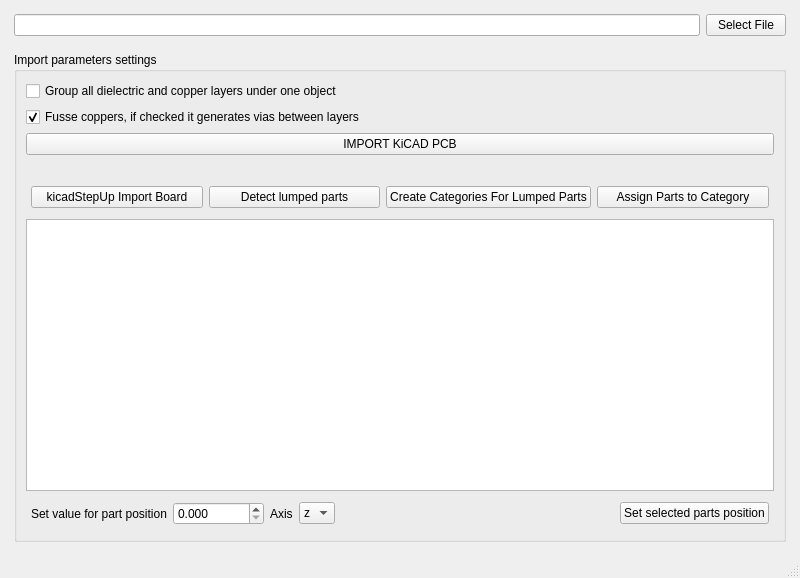
Above: ui/dialog_KiCAD_Importer.ui from LubomirJagos42/FreeCAD-OpenEMS-Export before the change. Below: the same form after it.
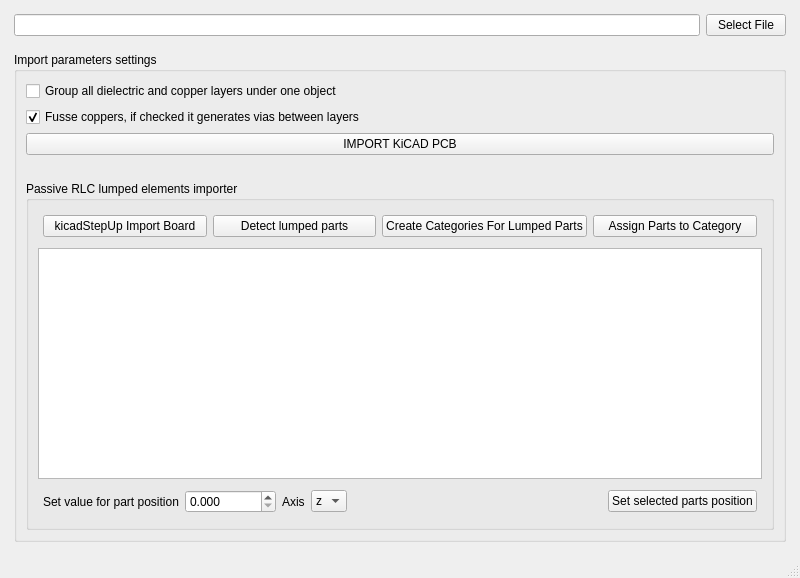
That is the form after the change.

Commit message: added new EMerge modal port and also rectangular waveguide and coax for emerge NOT TESTED ON REAL EXAMPLE, improved KiCAD importer opening file dialog at same place as current project, improved external library for EMerge code running

Diff of the .ui file:
```diff
--- a/ui/dialog_KiCAD_Importer.ui
+++ b/ui/dialog_KiCAD_Importer.ui
@@ -116,6 +116,12 @@
           </spacer>
          </item>
          <item>
+          <widget class="QGroupBox" name="groupBox">
+           <property name="title">
+            <string>Passive RLC lumped elements importer</string>
+           </property>
+           <layout class="QVBoxLayout" name="verticalLayout">
+            <item>
           <layout class="QHBoxLayout" name="horizontalLayout_2">
            <property name="leftMargin">
             <number>5</number>
@@ -246,6 +252,9 @@
             </widget>
            </item>
           </layout>
+            </item>
+           </layout>
+          </widget>
          </item>
         </layout>
        </widget>
```
Lines whose indentation alone changed are shown as unchanged. The commit also changes 6 other files.
